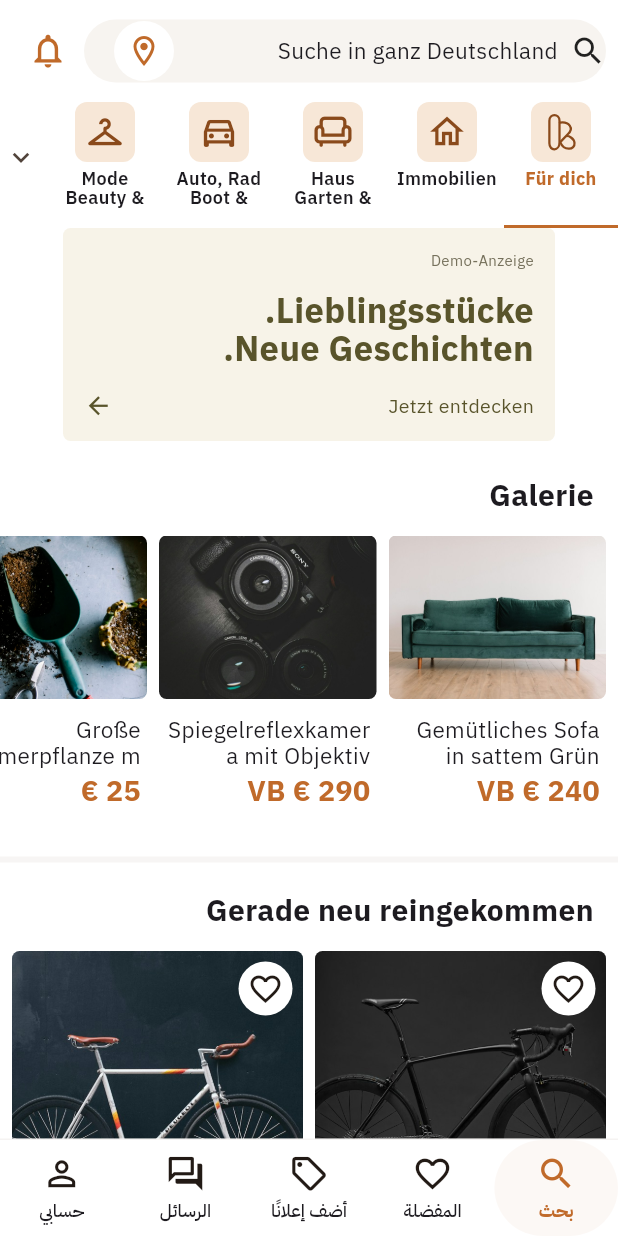
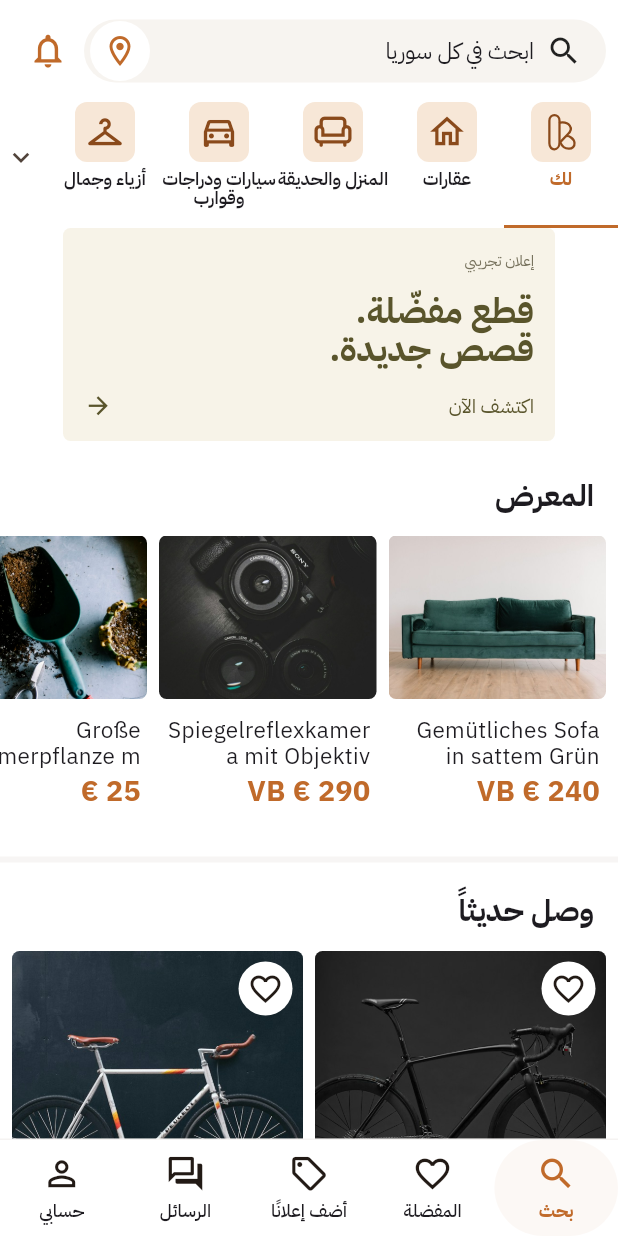
Before and after one commit to abOOd-Hj-DeV/advertising, a Flutter app: the MarketplaceShell screen opened directly, on a phone screen of 412 x 824 dp. Run offline on Flutter 3.47's test engine with Material 3 defaults, Android fonts, the phone set to English and light mode, and no system bars; our stand-ins replace shared_preferences; missing offline and left inert: file_selector, idb_shim; accounts and stored records are empty.

Commit message:
Translate discovery.dart to Arabic (سوقنا RTL)
Co-Authored-By: Devin AI <158243242+devin-ai-integration[bot]@users.noreply.github.com>

```diff
--- a/lib/features/discovery.dart
+++ b/lib/features/discovery.dart
@@ -7,13 +7,13 @@ import 'filters.dart';
 import 'listing.dart';
 
 const homeCategories = [
-  'Für dich',
-  'Immobilien',
-  'Haus & Garten',
-  'Auto, Rad & Boot',
-  'Mode & Beauty',
-  'Jobs',
-  'Elektronik',
+  'لك',
+  'عقارات',
+  'المنزل والحديقة',
+  'سيارات ودراجات وقوارب',
+  'أزياء وجمال',
+  'وظائف',
+  'إلكترونيات',
 ];
 const categoryIcons = [
   Icons.home_outlined,
@@ -41,8 +41,8 @@ class HomePage extends StatefulWidget {
 }
 
 class _HomePageState extends State<HomePage> {
-  String category = 'Für dich';
-  String propertyTab = 'Entdecken';
+  String category = 'لك';
+  String propertyTab = 'استكشاف';
   @override
   Widget build(BuildContext context) {
     final store = DemoScope.of(context);
@@ -50,13 +50,13 @@ class _HomePageState extends State<HomePage> {
         .where((l) => l.status == ListingStatus.active)
         .where(
           (l) =>
-              category == 'Für dich' ||
+              category == 'لك' ||
               l.category == category ||
-              category == 'Auto, Rad & Boot' &&
-                  l.category == 'Fahrräder & Zubehör',
+              category == 'سيارات ودراجات وقوارب' &&
+                  l.category == 'دراجات وملحقات',
         )
         .toList();
-    if (category == 'Immobilien' && propertyTab != 'Entdecken') {
+    if (category == 'عقارات' && propertyTab != 'استكشاف') {
       items = items.where((l) => l.type == propertyTab).toList();
     }
     final gallery = [listings[8], listings[12], listings[15], listings[16]];
@@ -72,7 +72,7 @@ class _HomePageState extends State<HomePage> {
                   onTap: () => go(context, const SearchPage(autofocus: true)),
                   child: Container(
                     height: 42,
-                    padding: const EdgeInsets.only(left: 16),
+                    padding: const EdgeInsetsDirectional.only(start: 16),
                     decoration: BoxDecoration(
                       color: Theme.of(context).brightness == Brightness.dark
                           ? const Color(0xff30322a)
@@ -86,16 +86,16 @@ class _HomePageState extends State<HomePage> {
                         Expanded(
                           child: Text(
                             store.filters.city.isEmpty
-                                ? 'Suche in ganz Deutschland'
-                                : 'Suche in ${store.filters.locationLabel}',
+                                ? 'ابحث في كل سوريا'
+                                : 'ابحث في ${store.filters.locationLabel}',
                             maxLines: 1,
                             overflow: TextOverflow.ellipsis,
                             style: const TextStyle(fontSize: 15),
                           ),
                         ),
                         IconButton(
-                          tooltip: 'Suchort ändern',
-                          onPressed: () => editFilter(context, 'Ort'),
+                          tooltip: 'تغيير مكان البحث',
+                          onPressed: () => editFilter(context, 'المدينة'),
                           style: IconButton.styleFrom(
                             backgroundColor: Theme.of(
                               context,
@@ -113,7 +113,7 @@ class _HomePageState extends State<HomePage> {
                 ),
               ),
               IconButton(
-                tooltip: 'Benachrichtigungen',
+                tooltip: 'الإشعارات',
                 onPressed: () => go(
                   context,
                   store.signedIn
@@ -181,7 +181,7 @@ class _HomePageState extends State<HomePage> {
                             ),
                             const SizedBox(height: 4),
                             Text(
-                              name.replaceAll(' & ', '\n& '),
+                              name,
                               textAlign: TextAlign.center,
                               style: TextStyle(
                                 fontSize: 12,
@@ -205,7 +205,7 @@ class _HomePageState extends State<HomePage> {
                 width: 28,
                 child: IconButton(
                   padding: EdgeInsets.zero,
-                  tooltip: 'Alle Kategorien',
+                  tooltip: 'كل الفئات',
                   onPressed: () => go(context, const HomeCategoriesPage()),
                   icon: const Icon(Icons.keyboard_arrow_down, size: 22),
                 ),
@@ -216,13 +216,13 @@ class _HomePageState extends State<HomePage> {
         Expanded(
           child: CustomScrollView(
             slivers: [
-              if (category == 'Immobilien')
+              if (category == 'عقارات')
                 SliverToBoxAdapter(
                   child: Padding(
                     padding: const EdgeInsets.all(12),
                     child: Row(
                       children: [
-                        for (final tab in ['Entdecken', 'Mieten', 'Kaufen'])
+                        for (final tab in ['استكشاف', 'للإيجار', 'للبيع'])
                           Expanded(
                             child: Padding(
                               padding: const EdgeInsets.symmetric(
@@ -255,7 +255,7 @@ class _HomePageState extends State<HomePage> {
                       crossAxisAlignment: CrossAxisAlignment.start,
                       children: [
                         const Text(
-                          'Demo-Anzeige',
+                          'إعلان تجريبي',
                           style: TextStyle(
                             fontSize: 10,
                             color: Color(0xff76715c),
@@ -263,7 +263,7 @@ class _HomePageState extends State<HomePage> {
                         ),
                         const Spacer(),
                         const Text(
-                          'Lieblingsstücke.\nNeue Geschichten.',
+                          'قطع مفضّلة.\nقصص جديدة.',
                           style: TextStyle(
                             fontSize: 23,
                             height: 1.1,
@@ -277,7 +277,7 @@ class _HomePageState extends State<HomePage> {
                           child: const Row(
                             children: [
                               Text(
-                                'Jetzt entdecken',
+                                'اكتشف الآن',
                                 style: TextStyle(
                                   color: Color(0xff59542b),
                                   fontSize: 13,
@@ -285,7 +285,7 @@ class _HomePageState extends State<HomePage> {
                               ),
                               Spacer(),
                               Icon(
-                                Icons.arrow_forward,
+                                Icons.arrow_back,
                                 size: 19,
                                 color: Color(0xff59542b),
                               ),
@@ -297,8 +297,8 @@ class _HomePageState extends State<HomePage> {
                   ),
                 ),
               ),
-              if (category == 'Für dich') ...[
-                const SliverToBoxAdapter(child: SectionHeading('Galerie')),
+              if (category == 'لك') ...[
+                const SliverToBoxAdapter(child: SectionHeading('المعرض')),
                 SliverToBoxAdapter(
                   child: SizedBox(
                     height:
@@ -334,9 +334,7 @@ class _HomePageState extends State<HomePage> {
               ],
               SliverToBoxAdapter(
                 child: SectionHeading(
-                  category == 'Für dich'
-                      ? 'Gerade neu reingekommen'
-                      : '$category entdecken',
+                  category == 'لك' ? 'وصل حديثاً' : 'استكشف $category',
                 ),
               ),
               if (items.isEmpty)
@@ -351,13 +349,10 @@ class _HomePageState extends State<HomePage> {
                           color: Brand.muted,
                         ),
                         const SizedBox(height: 12),
-                        const Text(
-                          'Hier ist gerade nichts dabei. Schau in allen Kategorien.',
-                        ),
+                        const Text('لا يوجد شيء هنا حالياً. جرّب كل الفئات.'),
                         TextButton(
-                          onPressed: () =>
-                              setState(() => category = 'Für dich'),
-                          child: const Text('Alle Anzeigen ansehen'),
+                          onPressed: () => setState(() => category = 'لك'),
+                          child: const Text('عرض كل الإعلانات'),
                         ),
                       ],
                     ),
@@ -420,19 +415,21 @@ class _SearchPageState extends State<SearchPage> {
     final store = DemoScope.of(context);
     final results = store.results();
     final chips = {
-      'Ort': store.filters.city.isEmpty ? 'Ort' : store.filters.locationLabel,
-      'Kategorie': store.filters.category == 'Alle Kategorien'
-          ? 'Kategorie'
+      'المدينة': store.filters.city.isEmpty
+          ? 'المدينة'
+          : store.filters.locationLabel,
+      'القسم': store.filters.category == 'كل الفئات'
+          ? 'القسم'
           : store.filters.category,
-      'Preis': store.filters.priceLabel == 'Beliebig'
-          ? 'Preis'
+      'السعر': store.filters.priceLabel == 'أي سعر'
+          ? 'السعر'
           : store.filters.priceLabel,
-      if (store.filters.category == 'Fahrräder & Zubehör')
-        'Art': store.filters.kind == 'Alle' ? 'Art' : store.filters.kind,
-      if (store.filters.category == 'Fahrräder & Zubehör')
-        'Typ': store.filters.type == 'Alle' ? 'Typ' : store.filters.type,
-      'Zustand': store.filters.condition == 'Alle'
-          ? 'Zustand'
+      if (store.filters.category == 'دراجات وملحقات')
+        'النوع': store.filters.kind == 'الكل' ? 'النوع' : store.filters.kind,
+      if (store.filters.category == 'دراجات وملحقات')
+        'الفئة': store.filters.type == 'الكل' ? 'الفئة' : store.filters.type,
+      'الحالة': store.filters.condition == 'الكل'
+          ? 'الحالة'
           : store.filters.condition,
     };
     return Scaffold(
@@ -444,9 +441,9 @@ class _SearchPageState extends State<SearchPage> {
               child: Row(
                 children: [
                   IconButton(
-                    tooltip: 'Zurück',
+                    tooltip: 'رجوع',
                     onPressed: () => Navigator.pop(context),
-                    icon: const Icon(Icons.arrow_back, color: Brand.green),
+                    icon: const Icon(Icons.arrow_forward, color: Brand.green),
                   ),
                   Expanded(
                     child: TextField(
@@ -457,10 +454,10 @@ class _SearchPageState extends State<SearchPage> {
                       onSubmitted: submit,
                       style: const TextStyle(fontSize: 16),
                       decoration: InputDecoration(
-                        hintText: 'Was suchst du?',
+                        hintText: 'ما الذي تبحث عنه؟',
                         prefixIcon: const Icon(Icons.search, size: 22),
                         suffixIcon: IconButton(
-                          tooltip: 'Suche löschen',
+                          tooltip: 'مسح البحث',
                           onPressed: () {
                             text.clear();
                             submit('');
@@ -496,7 +493,10 @@ class _SearchPageState extends State<SearchPage> {
                       if (result != null) store.changeFilters(result);
                     },
                     icon: const Icon(Icons.tune, size: 23),
-                    label: const Text('Filter', style: TextStyle(fontSize: 14)),
+                    label: const Text(
+                      'الفلاتر',
+                      style: TextStyle(fontSize: 14),
+                    ),
                   ),
                 ],
               ),
@@ -506,17 +506,17 @@ class _SearchPageState extends State<SearchPage> {
                 child: ListView(
                   children: [
                     RowLink(
-                      text.text.isEmpty ? 'Alle Anzeigen' : text.text,
+                      text.text.isEmpty ? 'كل الإعلانات' : text.text,
                       icon: Icons.search,
                       onTap: () => submit(text.text),
                     ),
                     for (final q
                         in {
                           ...store.searchHistory,
-                          'Fahrrad',
-                          'Sofa',
-                          'Wohnung',
-                          'Kamera',
+                          'دراجة',
+                          'أريكة',
+                          'شقة',
+                          'كاميرا',
                         }.where(
                           (q) =>
                               text.text.isEmpty ||
@@ -545,7 +545,7 @@ class _SearchPageState extends State<SearchPage> {
                   children: [
                     for (final entry in chips.entries)
                       Padding(
-                        padding: const EdgeInsets.only(right: 8),
+                        padding: const EdgeInsetsDirectional.only(end: 8),
                         child: ActionChip(
                           label: Text(
                             entry.value,
@@ -567,9 +567,9 @@ class _SearchPageState extends State<SearchPage> {
               Padding(
                 padding: const EdgeInsets.fromLTRB(16, 0, 16, 8),
                 child: Align(
-                  alignment: Alignment.centerLeft,
+                  alignment: AlignmentDirectional.centerStart,
                   child: Text(
-                    '${results.length} Ergebnisse',
+                    '${results.length} نتيجة',
                     style: const TextStyle(
                       fontSize: 17,
                       fontWeight: FontWeight.w800,
@@ -594,7 +594,7 @@ class _SearchPageState extends State<SearchPage> {
                               ),
                               const SizedBox(height: 20),
                               const Text(
-                                'Keine Anzeigen gefunden',
+                                'لا توجد إعلانات',
                                 style: TextStyle(
                                   fontSize: 20,
                                   fontWeight: FontWeight.w800,
@@ -602,7 +602,7 @@ class _SearchPageState extends State<SearchPage> {
                               ),
                               const SizedBox(height: 8),
                               const Text(
-                                'Probiere einen anderen Suchbegriff oder passe deine Filter an.',
+                                'جرّب كلمة بحث أخرى أو عدّل الفلاتر.',
                                 textAlign: TextAlign.center,
                               ),
                               TextButton(
@@ -611,7 +611,7 @@ class _SearchPageState extends State<SearchPage> {
                                   text.clear();
                                   submit('');
                                 },
-                                child: const Text('Suche zurücksetzen'),
+                                child: const Text('إعادة تعيين البحث'),
                               ),
                             ],
                           ),
@@ -645,12 +645,12 @@ class _SearchPageState extends State<SearchPage> {
                         child: SizedBox(
                           width: 212,
                           child: PrimaryButton(
-                            'Suche speichern',
+                            'حفظ البحث',
                             icon: Icons.favorite_border,
                             onPressed: () {
                               if (store.signedIn) {
                                 store.saveSearch();
-                                toast(context, 'Suche lokal gespeichert');
+                                toast(context, 'تم حفظ البحث محلياً');
                               } else {
                                 go(
                                   context,
@@ -724,16 +724,16 @@ class DemoSearchAd extends StatelessWidget {
             crossAxisAlignment: CrossAxisAlignment.start,
             children: [
               const Text(
-                'Demo-Anzeige',
+                'إعلان تجريبي',
                 style: TextStyle(fontSize: 10, color: Brand.muted),
               ),
               const Text(
-                'Gute Dinge verdienen eine zweite Chance.',
+                'الأشياء الجيدة تستحق فرصة ثانية.',
                 maxLines: 2,
                 style: TextStyle(fontWeight: FontWeight.w800, fontSize: 14),
               ),
               Text(
-                'Entdecke mehr',
+                'اكتشف المزيد',
                 style: TextStyle(
                   color: Theme.of(context).colorScheme.primary,
                   fontWeight: FontWeight.w800,
@@ -751,7 +751,7 @@ class HomeCategoriesPage extends StatelessWidget {
   const HomeCategoriesPage({super.key});
   @override
   Widget build(BuildContext context) => Scaffold(
-    appBar: const PageHeader('Alle Kategorien', close: true),
+    appBar: const PageHeader('كل الفئات', close: true),
     body: ListView(
       children: [
         for (var i = 0; i < categoryNames.length; i++)
@@ -778,22 +778,22 @@ class HomeCategoriesPage extends StatelessWidget {
                   Icons.handshake_outlined,
                 ][i],
                 subtitle: [
-                  'Alles auf einen Blick',
-                  'Autos, Fahrräder und Zubehör',
-                  'Dein neues Zuhause',
-                  'Möbel, Garten und Haushalt',
-                  'Kleidung und Accessoires',
-                  'Technik für jeden Tag',
-                  'Alles für Tiere',
-                  'Für die ganze Familie',
-                  'Deine nächste Chance',
-                  'Zeit für deine Hobbys',
-                  'Kultur zum Entdecken',
-                  'Erlebnisse und Veranstaltungen',
-                  'Hilfe von nebenan',
-                  'Geben und Tauschen',
-                  'Neues lernen',
-                  'Gemeinsam mehr erreichen',
+                  'كل شيء بلمحة',
+                  'سيارات ودراجات وإكسسوارات',
+                  'بيتك الجديد',
+                  'أثاث وحديقة وأدوات منزلية',
+                  'ملابس وإكسسوارات',
+                  'تقنية لكل يوم',
+                  'كل شيء للحيوانات',
+                  'لكل العائلة',
+                  'فرصتك القادمة',
+                  'وقت لهواياتك',
+                  'ثقافة تستحق الاكتشاف',
+                  'تجارب وفعاليات',
+                  'مساعدة من الجيران',
+                  'عطاء وتبادل',
+                  'تعلّم شيئاً جديداً',
+                  'نحقق أكثر معاً',
                 ][i],
                 onTap: () {
                   final store = DemoScope.of(context);
@@ -810,7 +810,7 @@ class HomeCategoriesPage extends StatelessWidget {
       ],
     ),
     bottomNavigationBar: BottomAction(
-      'Schließen',
+      'إغلاق',
       onPressed: () => Navigator.pop(context),
     ),
   );
```
